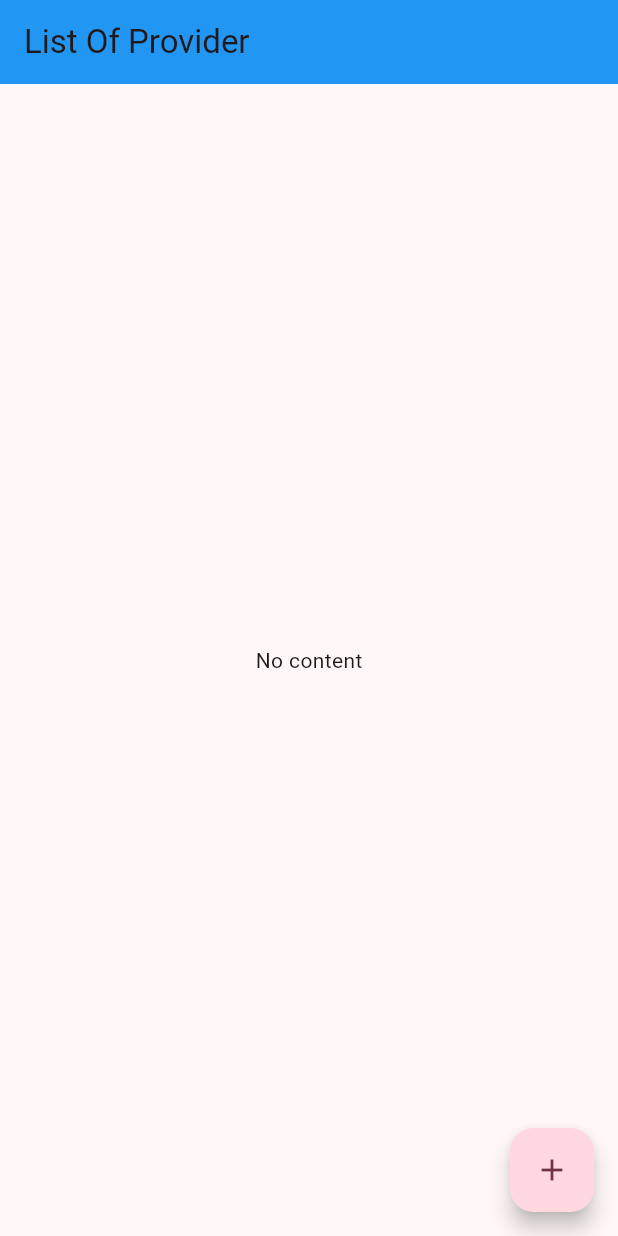
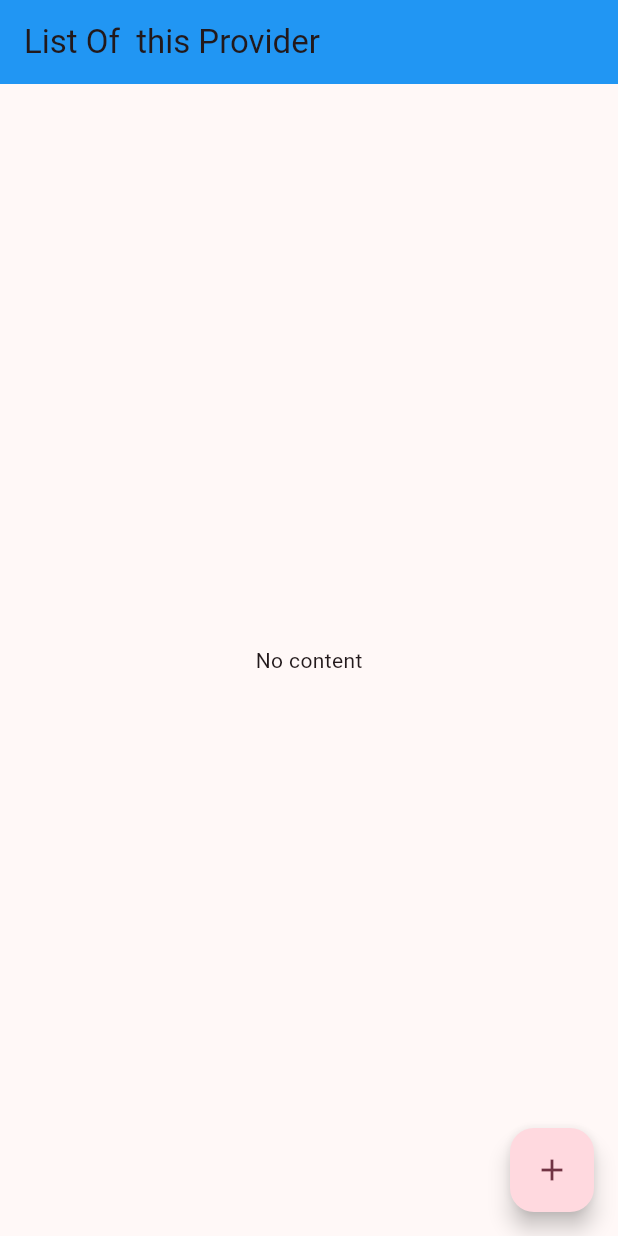
Before and after one commit to md-ashad-ali/Flutter-Provider, a Flutter app: the screen it shows after launch, on a phone screen of 412 x 824 dp. Run offline on Flutter 3.47's test engine with Material 3 defaults, Android fonts, the phone set to English and light mode, and no system bars.

Commit message:
V1.1.113

```diff
--- a/flutter_provider/lib/ListProvider.dart
+++ b/flutter_provider/lib/ListProvider.dart
@@ -14,7 +14,7 @@
     print('Full project Build');
     return Scaffold(
       appBar: AppBar(
-        title: Text('List Of Provider'),
+        title: Text('List Of  this Provider'),
         backgroundColor: Colors.blue,
       ),
       floatingActionButton: FloatingActionButton(
```
